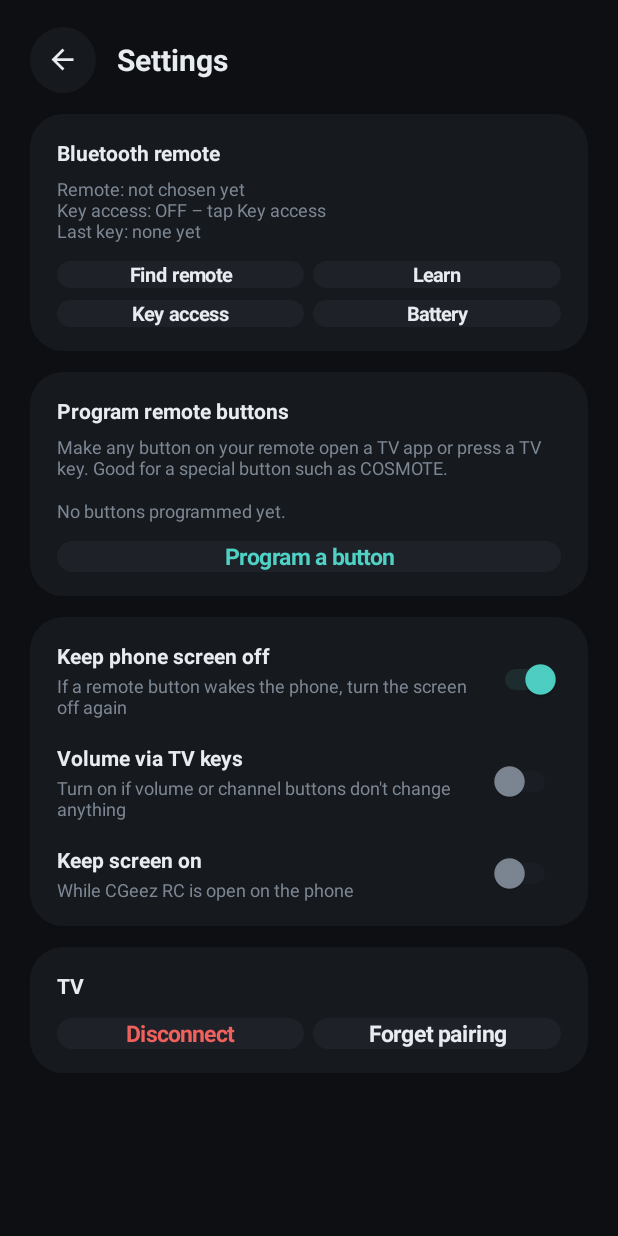
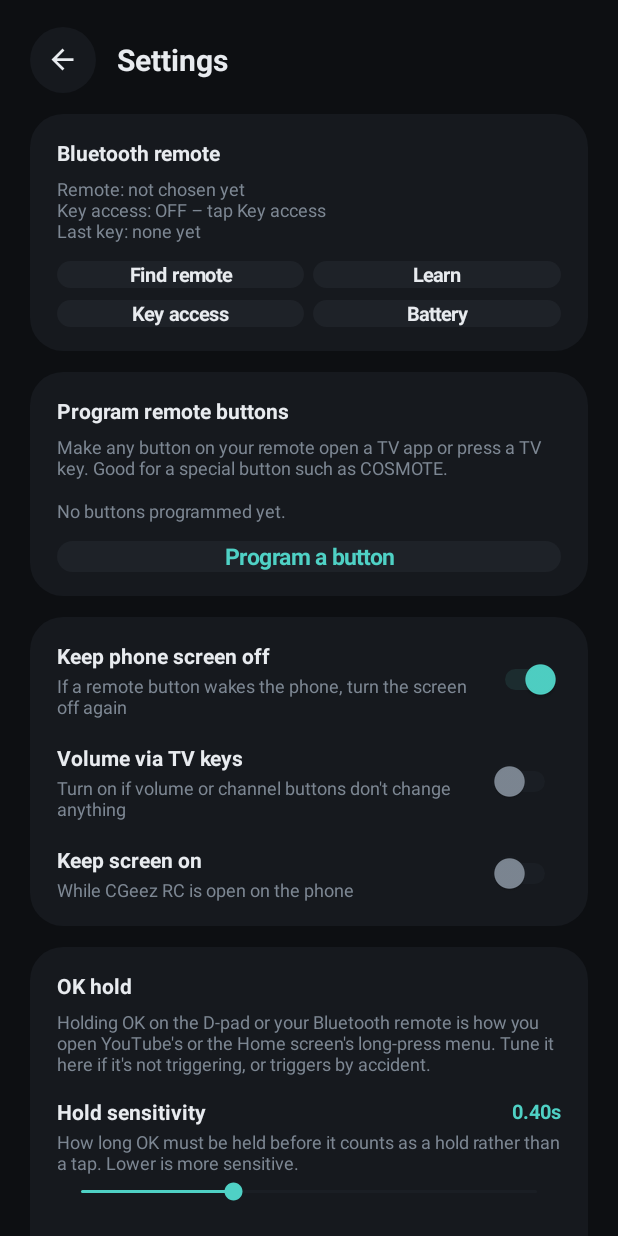
Before and after one commit to LP772286/CGeez-Remote-Control, an Android app: the screen it shows after launch (MainActivity), after a tap on "Settings", on a phone screen of 412 x 824 dp. Run offline under Robolectric (Android 15) with nearby library versions, the phone set to English and light mode, and no system bars; 2 other taps on this screen came first.

Commit message:
v6.5: soft OK hold + hold sensitivity settings

```diff
--- a/app/build.gradle.kts
+++ b/app/build.gradle.kts
@@ -11,8 +11,8 @@ android {
         applicationId = "com.cgreez.remote.control"
         minSdk = 26
         targetSdk = 34
-        versionCode = 9
-        versionName = "6.1"
+        versionCode = 10
+        versionName = "6.5"
     }
     // A fixed key checked into the repo, so every build is signed the same way and a new
     // APK installs over the old one without uninstalling first.
--- a/app/src/main/java/com/cgreez/remote/control/MainActivity.kt
+++ b/app/src/main/java/com/cgreez/remote/control/MainActivity.kt
@@ -28,11 +28,13 @@ import android.widget.HorizontalScrollView
 import android.widget.ImageView
 import android.widget.LinearLayout
 import android.widget.ScrollView
+import android.widget.SeekBar
 import android.widget.Switch
 import android.widget.TextView
 import android.widget.RadioButton
 import android.widget.RadioGroup
 import android.widget.Toast
+import java.util.Locale
 
 class MainActivity : Activity(), TvHub.Listener {
 
@@ -634,6 +636,45 @@ class MainActivity : Activity(), TvHub.Listener {
         optCard.addView(keepRow, lp(MATCH, WRAP, 16))
         col.addView(optCard, lp(MATCH, WRAP, 0, 14))
 
+        // OK hold
+        val okCard = card()
+        okCard.addView(label("OK hold", 14f, Pal.text, true))
+        okCard.addView(
+            label(
+                "Holding OK on the D-pad or your Bluetooth remote is how you open YouTube's or " +
+                    "the Home screen's long-press menu. Tune it here if it's not triggering, or " +
+                    "triggers by accident.",
+                12f, Pal.muted
+            ),
+            lp(MATCH, WRAP, 6, 14)
+        )
+        fun secs(ms: Int) = String.format(Locale.US, "%.2fs", ms / 1000f)
+        val (sensRow, _) = seekRow(
+            "Hold sensitivity",
+            "How long OK must be held before it counts as a hold rather than a tap. Lower is more sensitive.",
+            min = 150, max = 900, step = 50, initial = TvHub.okHoldMs.toInt(), valueLabel = ::secs
+        ) { v -> TvHub.setOkHoldMs(v.toLong()) }
+        okCard.addView(sensRow, lp(MATCH, WRAP, 0, 16))
+        val (paceRow, paceBar) = seekRow(
+            "Repeat pace",
+            "Only used while \"Keep sending OK while held\" below is on.",
+            min = 60, max = 300, step = 20, initial = TvHub.okHoldRepeatMs.toInt(), valueLabel = ::secs
+        ) { v -> TvHub.setOkHoldRepeatMs(v.toLong()) }
+        paceBar.isEnabled = TvHub.okHoldRepeat
+        paceRow.alpha = if (TvHub.okHoldRepeat) 1f else 0.45f
+        okCard.addView(paceRow, lp(MATCH, WRAP, 0, 16))
+        val (repeatRow, _) = switchRow(
+            "Keep sending OK while held",
+            "Off: a hold sends one soft OK, like Back's hold sends one Exit. On: OK keeps resending at the repeat pace above for as long as it's held.",
+            TvHub.okHoldRepeat
+        ) { on ->
+            TvHub.setOkHoldRepeat(on)
+            paceBar.isEnabled = on
+            paceRow.alpha = if (on) 1f else 0.45f
+        }
+        okCard.addView(repeatRow)
+        col.addView(okCard, lp(MATCH, WRAP, 0, 14))
+
         // TV
         val tvCard = card()
         tvCard.addView(label("TV", 14f, Pal.text, true))
@@ -733,6 +774,50 @@ class MainActivity : Activity(), TvHub.Listener {
         sw.setOnCheckedChangeListener { _, isOn -> onChange(isOn) }
         row.addView(sw)
         return Pair(row, sw)
+    }
+
+    /**
+     * A labelled slider for a millisecond value, snapped to [step]. [valueLabel] formats the
+     * current value for display (e.g. "0.40s"); [onChange] is called as the user drags.
+     */
+    private fun seekRow(
+        title: String,
+        subtitle: String,
+        min: Int,
+        max: Int,
+        step: Int,
+        initial: Int,
+        valueLabel: (Int) -> String,
+        onChange: (Int) -> Unit
+    ): Pair<LinearLayout, SeekBar> {
+        val row = LinearLayout(this)
+        row.orientation = LinearLayout.VERTICAL
+        val head = LinearLayout(this)
+        head.orientation = LinearLayout.HORIZONTAL
+        head.gravity = Gravity.CENTER_VERTICAL
+        head.addView(label(title, 14f, Pal.text, true), LinearLayout.LayoutParams(0, WRAP, 1f))
+        val valueView = label(valueLabel(initial), 13f, Pal.accent, true)
+        head.addView(valueView)
+        row.addView(head)
+        row.addView(label(subtitle, 12f, Pal.muted), lp(WRAP, WRAP, 2))
+        val bar = SeekBar(this)
+        val steps = (max - min) / step
+        bar.max = steps
+        bar.progress = ((initial - min).toFloat() / step).toInt().coerceIn(0, steps)
+        bar.progressTintList = ColorStateList.valueOf(Pal.accent)
+        bar.progressBackgroundTintList = ColorStateList.valueOf(Pal.line)
+        bar.thumbTintList = ColorStateList.valueOf(Pal.accent)
+        bar.setOnSeekBarChangeListener(object : SeekBar.OnSeekBarChangeListener {
+            override fun onProgressChanged(sb: SeekBar, p: Int, fromUser: Boolean) {
+                val v = min + p * step
+                valueView.text = valueLabel(v)
+                if (fromUser) onChange(v)
+            }
+            override fun onStartTrackingTouch(sb: SeekBar) {}
+            override fun onStopTrackingTouch(sb: SeekBar) {}
+        })
+        row.addView(bar, lp(MATCH, WRAP, 2))
+        return Pair(row, bar)
     }
 
     // ---- Choosing and learning the remote ----
--- a/app/src/main/java/com/cgreez/remote/control/TvHub.kt
+++ b/app/src/main/java/com/cgreez/remote/control/TvHub.kt
@@ -38,13 +38,17 @@ object TvHub : TvClient.Callback {
 
     /**
      * What a remote button does. [go] runs when the button is pressed, and with [repeat] it keeps
-     * running while the button is held. A button with a [long] action is different: holding it never
-     * repeats. A quick tap runs [go] when the button is released, and holding it for
-     * [LONG_PRESS_MS] runs [long] once instead (and [go] is skipped).
+     * running while the button is held. A button with a [long] action is different: a quick tap
+     * runs [go] when the button is released, and holding it for [longDelay] runs [long] once
+     * instead (and [go] is skipped). With [longRepeat] set, [long] isn't a one-off: once it has
+     * fired, it keeps firing again every [interval] for as long as the button stays down - used
+     * for OK, which has no TV button code of its own to send once and be done with.
      */
     private class Act(
         val repeat: Boolean,
         val long: (() -> Unit)? = null,
+        val longDelay: Long = LONG_PRESS_MS,
+        val longRepeat: Boolean = false,
         val delay: Long = 380L,
         val interval: Long = 110L,
         val go: () -> Unit
@@ -63,8 +67,8 @@ object TvHub : TvClient.Callback {
     private const val LONG_PRESS_MS = 600L
     /** How long a direct volume/channel command may take to be answered before the key press is sent instead. */
     private const val DIRECT_REPLY_MS = 700L
-    /** OK: a tap sends OK when released; held this long it sends one hold instead (see [okHold]). */
-    const val OK_HOLD_MS = 600L
+    private const val DEFAULT_OK_HOLD_MS = 400L
+    private const val DEFAULT_OK_HOLD_REPEAT_MS = 100L
     // The button that is down right now and is waiting to turn out to be a tap or a hold.
     private var longId: String? = null
     private var longAct: Act? = null
@@ -89,6 +93,19 @@ object TvHub : TvClient.Callback {
         private set
     /** When true, volume / channel / mute are sent as TV remote key presses instead of direct commands. */
     @Volatile var forceKeys = false
+        private set
+    /** How long OK must be held before it counts as a hold instead of a tap. Lower = more sensitive (triggers sooner). */
+    @Volatile var okHoldMs = DEFAULT_OK_HOLD_MS
+        private set
+    /**
+     * Off by default: a held OK sends one soft hold and nothing more, same as Back/Exit. Turn on
+     * if your TV's long-press menu (YouTube, the Home screen) wants to feel a button staying down
+     * rather than one press - then OK is resent every [okHoldRepeatMs] for as long as it's held.
+     */
+    @Volatile var okHoldRepeat = false
+        private set
+    /** Only used while [okHoldRepeat] is on: how often OK is resent while held. */
+    @Volatile var okHoldRepeatMs = DEFAULT_OK_HOLD_REPEAT_MS
         private set
     @Volatile var onboarded = false
         private set
@@ -146,6 +163,9 @@ object TvHub : TvClient.Callback {
         keepScreenOn = prefs.getBoolean("keep_on", false)
         guardScreen = prefs.getBoolean("guard", true)
         forceKeys = prefs.getBoolean("force_keys", false)
+        okHoldMs = prefs.getLong("ok_hold_ms", DEFAULT_OK_HOLD_MS)
+        okHoldRepeat = prefs.getBoolean("ok_hold_repeat", false)
+        okHoldRepeatMs = prefs.getLong("ok_hold_repeat_ms", DEFAULT_OK_HOLD_REPEAT_MS)
         remoteNames.addAll(prefs.getStringSet("remote_names", emptySet()) ?: emptySet())
         onboarded = prefs.getBoolean("onboarded", false) || remoteNames.isNotEmpty()
         loadCustomKeys()
@@ -174,6 +194,23 @@ object TvHub : TvClient.Callback {
     fun setForceKeys(on: Boolean) {
         forceKeys = on
         prefs.edit().putBoolean("force_keys", on).apply()
+    }
+
+    /** Hold sensitivity: how long OK must be held before it's a hold, in milliseconds. */
+    fun setOkHoldMs(ms: Long) {
+        okHoldMs = ms
+        prefs.edit().putLong("ok_hold_ms", ms).apply()
+    }
+
+    fun setOkHoldRepeat(on: Boolean) {
+        okHoldRepeat = on
+        prefs.edit().putBoolean("ok_hold_repeat", on).apply()
+    }
+
+    /** Only matters while [okHoldRepeat] is on: how often OK is resent while held, in milliseconds. */
+    fun setOkHoldRepeatMs(ms: Long) {
+        okHoldRepeatMs = ms
+        prefs.edit().putLong("ok_hold_repeat_ms", ms).apply()
     }
 
     fun markOnboarded() {
@@ -271,25 +308,35 @@ object TvHub : TvClient.Callback {
         if (act != null && !held) act.go()
     }
 
-    /** The long-press button has been held long enough: runs its long action once. */
+    /**
+     * The long-press button has been held long enough: runs its long action once. If the action
+     * is [Act.longRepeat] (OK), that one run is just the start - it keeps being re-run every
+     * [Act.interval] until the button is released, which [stopHold] (called on release) stops.
+     */
     private fun onLongPress() {
         val act = longAct ?: return
         if (longFired) return
         longFired = true
         act.long?.invoke()
+        if (act.longRepeat) {
+            heldId = longId
+            repeater.start(initialDelay = act.interval, interval = act.interval) { act.long?.invoke() }
+        }
     }
 
     // ---- TV commands (used by the screen buttons, the remote and programmed buttons) ----
     fun pressKey(name: String) = client.button(name)
 
     /**
-     * OK held. LG's remote protocol has no separate "hold" message, so a hold is sent as one quick
-     * burst of OK that apps (YouTube, the launcher) read as a long press. It happens once per hold,
-     * not continuously while the finger stays down. Change this one function to remap the hold.
+     * Sends one OK press as part of a hold. LG's remote protocol has no "hold" message of its
+     * own, so by default a held OK is one soft press, the same as Back's hold sends one Exit.
+     * With Settings' "Keep sending OK while held" turned on, [onLongPress] (for the Bluetooth
+     * remote) and [DPadView] (for the on-screen pad) call this again every [okHoldRepeatMs] for
+     * as long as OK is held, instead of calling it only once. Change this one function to remap
+     * what a held OK sends.
      */
     fun okHold() {
         client.button("ENTER")
-        for (i in 1..3) handler.postDelayed({ client.button("ENTER") }, 40L * i)
     }
     fun volumeUp() = adjust("audio/volumeUp", "VOLUMEUP")
     fun volumeDown() = adjust("audio/volumeDown", "VOLUMEDOWN")
@@ -686,11 +733,11 @@ object TvHub : TvClient.Callback {
         settleLong() // another button was waiting to be a tap or a hold: it counts as a tap now
         stopHold()
         if (act.long != null) {
-            // Back: wait to see whether this is a tap (Back, sent on release) or a hold (Exit, sent once).
+            // Wait to see whether this is a tap (sent on release) or a hold (the long action).
             longId = id
             longAct = act
             longFired = false
-            handler.postDelayed(longTask, LONG_PRESS_MS)
+            handler.postDelayed(longTask, act.longDelay)
             return true
         }
         act.go()
@@ -715,13 +762,16 @@ object TvHub : TvClient.Callback {
 
     /**
      * Sends one TV remote key. The rules follow a real LG remote:
-     *  - OK is a tap = OK (sent on release). Held for [OK_HOLD_MS] it sends one hold instead,
-     *    once, however long you keep holding (no OK, OK, OK).
+     *  - OK is a tap = OK (sent on release). Held past [okHoldMs] (Settings' "Hold sensitivity")
+     *    it starts a hold: a single soft OK by default, or, with [okHoldRepeat] turned on in
+     *    Settings, OK resent every [okHoldRepeatMs] for as long as it's held.
      *  - Back is a tap = Back. Held for [LONG_PRESS_MS] it sends Exit once instead (no Back, Back, Back).
      *  - Arrows and the other keys keep repeating while held.
      */
     private fun tvKeyAct(name: String): Act = when (name) {
-        "ENTER" -> Act(false, long = { okHold() }) { client.button("ENTER") }
+        "ENTER" -> Act(false, long = { okHold() }, longDelay = okHoldMs, longRepeat = okHoldRepeat, interval = okHoldRepeatMs) {
+            client.button("ENTER")
+        }
         "BACK" -> Act(false, long = { client.button("EXIT") }) { client.button("BACK") }
         else -> Act(true) { client.button(name) }
     }
```
Also changed, not shown: app/src/main/java/com/cgreez/remote/control/Ui.kt (+15 -5 lines).
